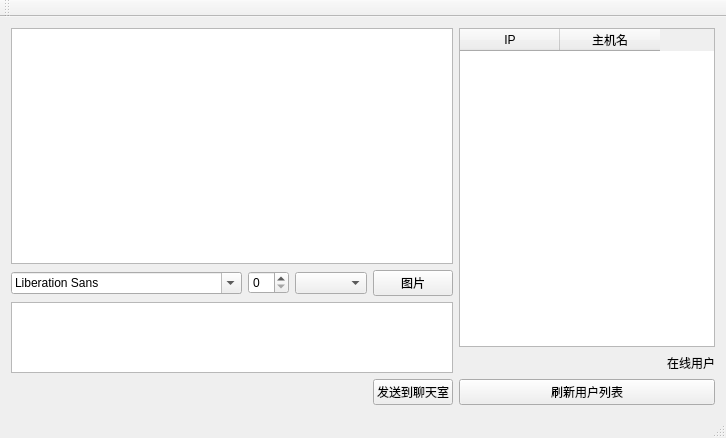
Qt form iChat/mainwindow.ui (denglfs/Chat) before a commit.
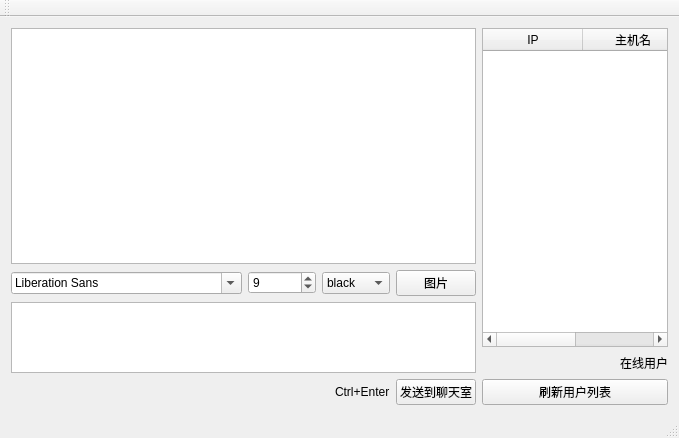
The same form after that commit.

```diff
--- a/iChat/mainwindow.ui
+++ b/iChat/mainwindow.ui
@@ -18,7 +18,7 @@
     <item>
      <layout class="QVBoxLayout" name="verticalLayout_2">
       <item>
-       <layout class="QHBoxLayout" name="horizontalLayout_3">
+       <layout class="QHBoxLayout" name="horizontalLayout_3" stretch="10,4">
         <item>
          <layout class="QVBoxLayout" name="verticalLayout" stretch="10,1,3,0">
           <item>
@@ -38,10 +38,35 @@
              <widget class="QFontComboBox" name="fontComboBox"/>
             </item>
             <item>
-             <widget class="QSpinBox" name="spinBox"/>
+             <widget class="QSpinBox" name="spinBox">
+              <property name="value">
+               <number>9</number>
+              </property>
+             </widget>
             </item>
             <item>
-             <widget class="QComboBox" name="comboBox"/>
+             <widget class="QComboBox" name="comboBox">
+              <item>
+               <property name="text">
+                <string>black</string>
+               </property>
+              </item>
+              <item>
+               <property name="text">
+                <string>red</string>
+               </property>
+              </item>
+              <item>
+               <property name="text">
+                <string>blue</string>
+               </property>
+              </item>
+              <item>
+               <property name="text">
+                <string>green</string>
+               </property>
+              </item>
+             </widget>
             </item>
             <item>
              <widget class="QPushButton" name="pushButton">
@@ -70,6 +95,13 @@
               </property>
              </spacer>
             </item>
+            <item>
+             <widget class="QLabel" name="label">
+              <property name="text">
+               <string>Ctrl+Enter</string>
+              </property>
+             </widget>
+            </item>
             <item>
              <widget class="QPushButton" name="sendButton">
               <property name="text">
@@ -88,15 +120,6 @@
             <property name="enabled">
              <bool>true</bool>
             </property>
-            <property name="sizePolicy">
-             <sizepolicy hsizetype="Minimum" vsizetype="Expanding">
-              <horstretch>0</horstretch>
-              <verstretch>0</verstretch>
-             </sizepolicy>
-            </property>
-            <property name="layoutDirection">
-             <enum>Qt::LeftToRight</enum>
-            </property>
             <property name="autoFillBackground">
              <bool>true</bool>
             </property>
```
